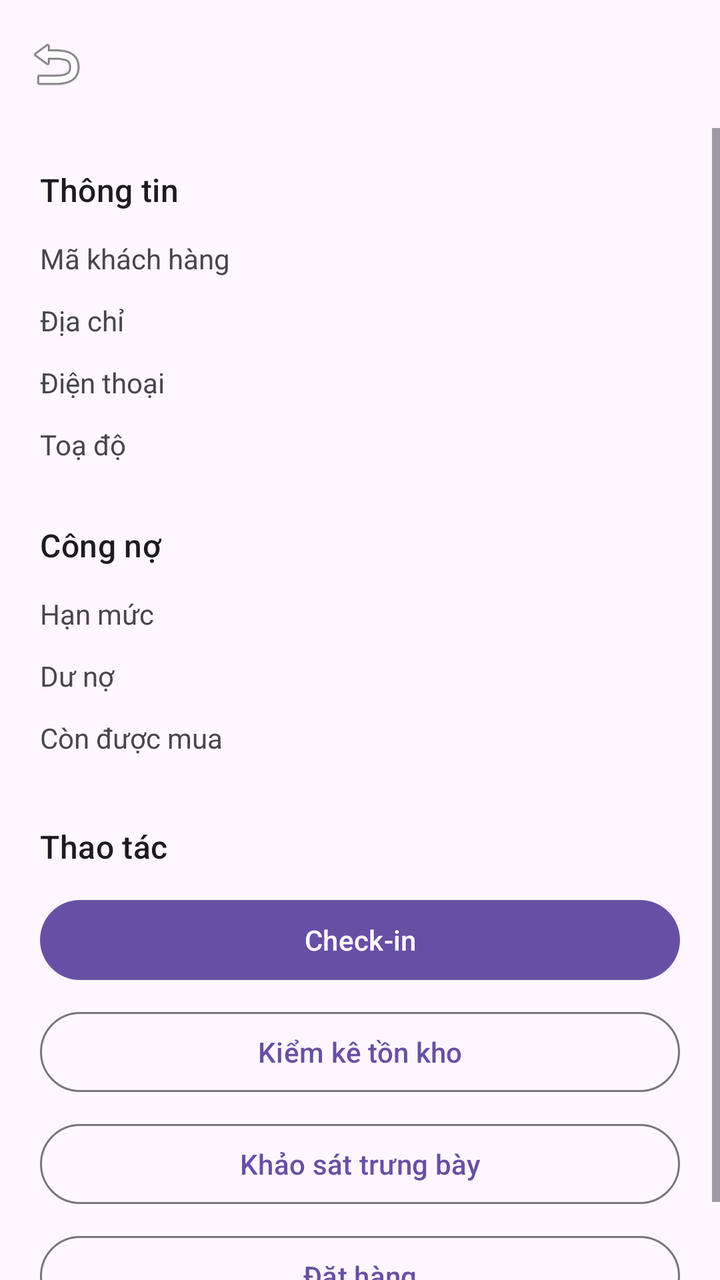
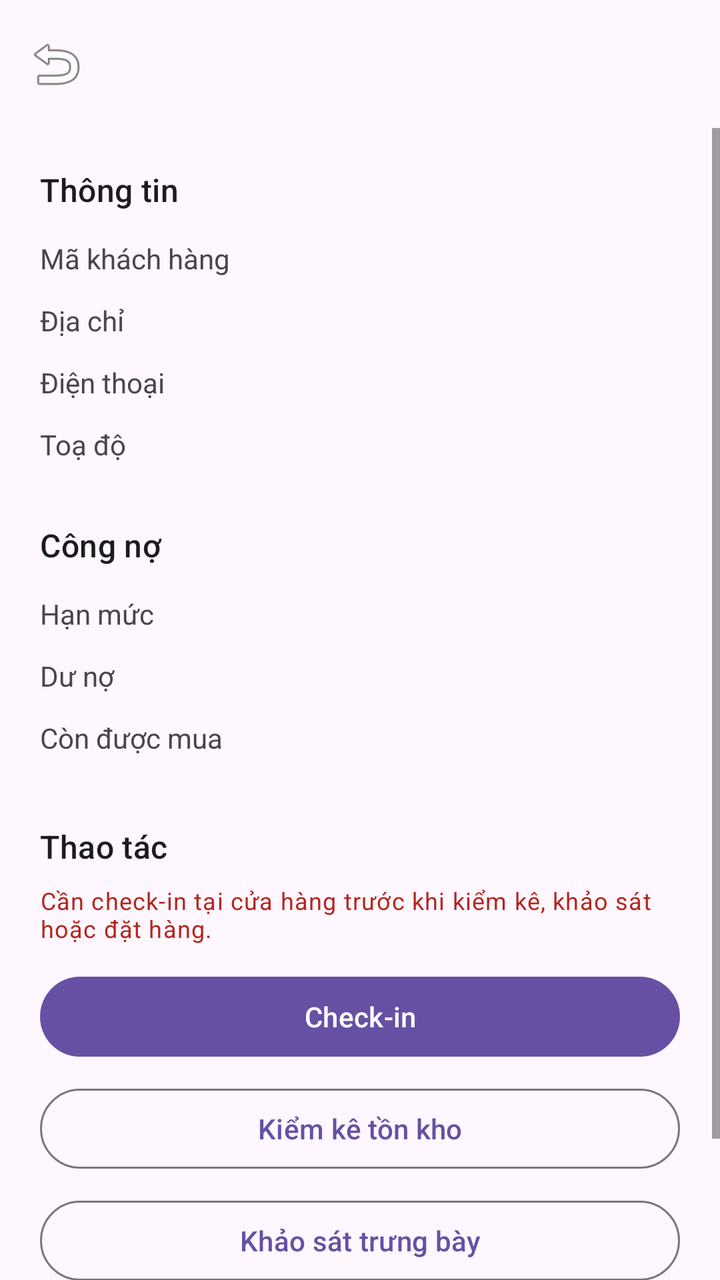

Screens rendered from an Android XML layout before and after an edit, with the pre-edit source and the edit as a unified diff.
<!-- AndroidManifest.xml: application theme Theme.ESalesSFA -->
<!-- res/layout/fragment_customer_detail.xml -->
<?xml version="1.0" encoding="utf-8"?>
<LinearLayout xmlns:android="http://schemas.android.com/apk/res/android"
    xmlns:app="http://schemas.android.com/apk/res-auto"
    android:layout_width="match_parent"
    android:layout_height="match_parent"
    android:orientation="vertical">

    <com.google.android.material.appbar.MaterialToolbar
        android:id="@+id/toolbar"
        android:layout_width="match_parent"
        android:layout_height="?attr/actionBarSize"
        app:navigationIcon="@android:drawable/ic_menu_revert" />

    <ScrollView
        android:layout_width="match_parent"
        android:layout_height="0dp"
        android:layout_weight="1">

        <LinearLayout
            android:layout_width="match_parent"
            android:layout_height="wrap_content"
            android:orientation="vertical"
            android:padding="20dp">

            <TextView
                android:layout_width="wrap_content"
                android:layout_height="wrap_content"
                android:text="@string/customer_info"
                android:textAppearance="?attr/textAppearanceTitleMedium" />

            <TableLayout
                android:layout_width="match_parent"
                android:layout_height="wrap_content"
                android:layout_marginTop="8dp"
                android:stretchColumns="1">

                <TableRow>
                    <TextView android:text="@string/customer_code" android:paddingVertical="6dp" />
                    <TextView android:id="@+id/code" android:gravity="end" />
                </TableRow>
                <TableRow>
                    <TextView android:text="@string/customer_address" android:paddingVertical="6dp" />
                    <TextView android:id="@+id/address" android:gravity="end" />
                </TableRow>
                <TableRow>
                    <TextView android:text="@string/customer_phone" android:paddingVertical="6dp" />
                    <TextView android:id="@+id/phone" android:gravity="end" />
                </TableRow>
                <TableRow>
                    <TextView android:text="@string/customer_location" android:paddingVertical="6dp" />
                    <TextView android:id="@+id/location" android:gravity="end" />
                </TableRow>
            </TableLayout>

            <TextView
                android:layout_width="wrap_content"
                android:layout_height="wrap_content"
                android:layout_marginTop="24dp"
                android:text="@string/customer_credit"
                android:textAppearance="?attr/textAppearanceTitleMedium" />

            <TableLayout
                android:layout_width="match_parent"
                android:layout_height="wrap_content"
                android:layout_marginTop="8dp"
                android:stretchColumns="1">

                <TableRow>
                    <TextView android:text="@string/customer_credit_limit" android:paddingVertical="6dp" />
                    <TextView android:id="@+id/creditLimit" android:gravity="end" />
                </TableRow>
                <TableRow>
                    <TextView android:text="@string/customer_debt" android:paddingVertical="6dp" />
                    <TextView android:id="@+id/debtAmount" android:gravity="end" />
                </TableRow>
                <TableRow>
                    <TextView android:text="@string/customer_available" android:paddingVertical="6dp" />
                    <TextView
                        android:id="@+id/availableCredit"
                        android:gravity="end"
                        android:textStyle="bold" />
                </TableRow>
            </TableLayout>

            <TextView
                android:layout_width="wrap_content"
                android:layout_height="wrap_content"
                android:layout_marginTop="28dp"
                android:text="@string/customer_actions"
                android:textAppearance="?attr/textAppearanceTitleMedium" />

            <com.google.android.material.button.MaterialButton
                android:id="@+id/checkInButton"
                android:layout_width="match_parent"
                android:layout_height="wrap_content"
                android:layout_marginTop="12dp"
                android:text="@string/action_check_in" />

            <com.google.android.material.button.MaterialButton
                android:id="@+id/stockButton"
                style="@style/Widget.Material3.Button.OutlinedButton"
                android:layout_width="match_parent"
                android:layout_height="wrap_content"
                android:layout_marginTop="8dp"
                android:text="@string/action_stock_count" />

            <com.google.android.material.button.MaterialButton
                android:id="@+id/surveyButton"
                style="@style/Widget.Material3.Button.OutlinedButton"
                android:layout_width="match_parent"
                android:layout_height="wrap_content"
                android:layout_marginTop="8dp"
                android:text="@string/action_survey" />

            <com.google.android.material.button.MaterialButton
                android:id="@+id/orderButton"
                style="@style/Widget.Material3.Button.OutlinedButton"
                android:layout_width="match_parent"
                android:layout_height="wrap_content"
                android:layout_marginTop="8dp"
                android:text="@string/action_take_order" />
        </LinearLayout>
    </ScrollView>
</LinearLayout>
<!-- resources referenced by this layout -->
<resources>
  <string name="action_check_in">Check-in</string>
  <string name="action_stock_count">Kiểm kê tồn kho</string>
  <string name="action_survey">Khảo sát trưng bày</string>
  <string name="action_take_order">Đặt hàng</string>
  <string name="customer_actions">Thao tác</string>
  <string name="customer_address">Địa chỉ</string>
  <string name="customer_available">Còn được mua</string>
  <string name="customer_code">Mã khách hàng</string>
  <string name="customer_credit">Công nợ</string>
  <string name="customer_credit_limit">Hạn mức</string>
  <string name="customer_debt">Dư nợ</string>
  <string name="customer_info">Thông tin</string>
  <string name="customer_location">Toạ độ</string>
  <string name="customer_phone">Điện thoại</string>
  <style name="Theme.ESalesSFA" parent="Base.Theme.ESalesSFA" />
  <style name="Base.Theme.ESalesSFA" parent="Theme.Material3.DayNight.NoActionBar">
          
          
      </style>
</resources>

<!-- the commit's change to res/layout/fragment_customer_detail.xml (unified diff, before → after) -->
@@ -89,6 +89,15 @@
                 android:text="@string/customer_actions"
                 android:textAppearance="?attr/textAppearanceTitleMedium" />
 
+            <TextView
+                android:id="@+id/stepHint"
+                android:layout_width="match_parent"
+                android:layout_height="wrap_content"
+                android:layout_marginTop="8dp"
+                android:text="@string/step_need_checkin"
+                android:textAppearance="?attr/textAppearanceBodySmall"
+                android:textColor="?attr/colorError" />
+
             <com.google.android.material.button.MaterialButton
                 android:id="@+id/checkInButton"
                 android:layout_width="match_parent"
<!-- resource entries referenced after the edit -->
@@ -14,6 +14,7 @@
   <string name="customer_info">Thông tin</string>
   <string name="customer_location">Toạ độ</string>
   <string name="customer_phone">Điện thoại</string>
+  <string name="step_need_checkin">Cần check-in tại cửa hàng trước khi kiểm kê, khảo sát hoặc đặt hàng.</string>
   <style name="Theme.ESalesSFA" parent="Base.Theme.ESalesSFA" />
   <style name="Base.Theme.ESalesSFA" parent="Theme.Material3.DayNight.NoActionBar">
           
